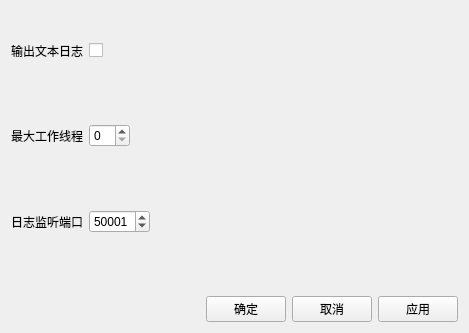
Qt form apps/DataTransfer/ui/baseset.ui (liubojun/DataTransfer) before a commit.
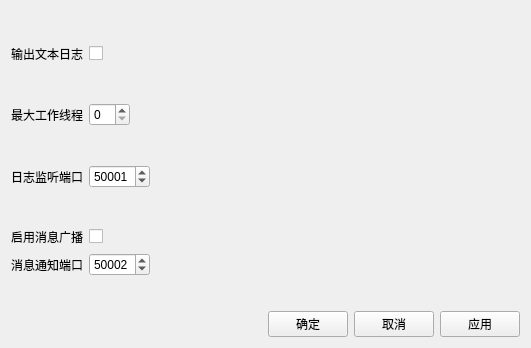
The same form after that commit.

Commit message: 提交广播申请

```diff
--- a/apps/DataTransfer/ui/baseset.ui
+++ b/apps/DataTransfer/ui/baseset.ui
@@ -6,8 +6,8 @@
    <rect>
     <x>0</x>
     <y>0</y>
-    <width>469</width>
-    <height>333</height>
+    <width>531</width>
+    <height>348</height>
    </rect>
   </property>
   <property name="windowTitle">
@@ -15,14 +15,14 @@
   </property>
   <layout class="QVBoxLayout" name="verticalLayout">
    <item>
-    <spacer name="verticalSpacer_4">
+    <spacer name="verticalSpacer_2">
      <property name="orientation">
       <enum>Qt::Vertical</enum>
      </property>
      <property name="sizeHint" stdset="0">
       <size>
        <width>20</width>
-       <height>31</height>
+       <height>62</height>
       </size>
      </property>
     </spacer>
@@ -69,7 +69,7 @@
      <property name="sizeHint" stdset="0">
       <size>
        <width>20</width>
-       <height>58</height>
+       <height>61</height>
       </size>
      </property>
     </spacer>
@@ -102,14 +102,14 @@
     </layout>
    </item>
    <item>
-    <spacer name="verticalSpacer_2">
+    <spacer name="verticalSpacer_4">
      <property name="orientation">
       <enum>Qt::Vertical</enum>
      </property>
      <property name="sizeHint" stdset="0">
       <size>
        <width>20</width>
-       <height>58</height>
+       <height>62</height>
       </size>
      </property>
     </spacer>
@@ -151,6 +151,90 @@
      </item>
     </layout>
    </item>
+   <item>
+    <spacer name="verticalSpacer_5">
+     <property name="orientation">
+      <enum>Qt::Vertical</enum>
+     </property>
+     <property name="sizeHint" stdset="0">
+      <size>
+       <width>20</width>
+       <height>61</height>
+      </size>
+     </property>
+    </spacer>
+   </item>
+   <item>
+    <layout class="QHBoxLayout" name="horizontalLayout_6">
+     <item>
+      <widget class="QLabel" name="label_5">
+       <property name="text">
+        <string>启用消息广播</string>
+       </property>
+      </widget>
+     </item>
+     <item>
+      <widget class="QCheckBox" name="checkBox_enableBroadCast">
+       <property name="toolTip">
+        <string>&lt;html&gt;&lt;head/&gt;&lt;body&gt;&lt;p&gt;修改之后需要重启系统生效&lt;/p&gt;&lt;/body&gt;&lt;/html&gt;</string>
+       </property>
+       <property name="text">
+        <string/>
+       </property>
+      </widget>
+     </item>
+     <item>
+      <spacer name="horizontalSpacer_6">
+       <property name="orientation">
+        <enum>Qt::Horizontal</enum>
+       </property>
+       <property name="sizeHint" stdset="0">
+        <size>
+         <width>40</width>
+         <height>20</height>
+        </size>
+       </property>
+      </spacer>
+     </item>
+    </layout>
+   </item>
+   <item>
+    <layout class="QHBoxLayout" name="horizontalLayout_5">
+     <item>
+      <widget class="QLabel" name="label_4">
+       <property name="text">
+        <string>消息通知端口</string>
+       </property>
+      </widget>
+     </item>
+     <item>
+      <widget class="QSpinBox" name="broadcastport">
+       <property name="toolTip">
+        <string>&lt;html&gt;&lt;head/&gt;&lt;body&gt;&lt;p&gt;修改之后需要重启系统生效&lt;/p&gt;&lt;/body&gt;&lt;/html&gt;</string>
+       </property>
+       <property name="maximum">
+        <number>65535</number>
+       </property>
+       <property name="value">
+        <number>50002</number>
+       </property>
+      </widget>
+     </item>
+     <item>
+      <spacer name="horizontalSpacer_5">
+       <property name="orientation">
+        <enum>Qt::Horizontal</enum>
+       </property>
+       <property name="sizeHint" stdset="0">
+        <size>
+         <width>40</width>
+         <height>20</height>
+        </size>
+       </property>
+      </spacer>
+     </item>
+    </layout>
+   </item>
    <item>
     <spacer name="verticalSpacer">
      <property name="orientation">
```
The commit also changes 23 other files.
